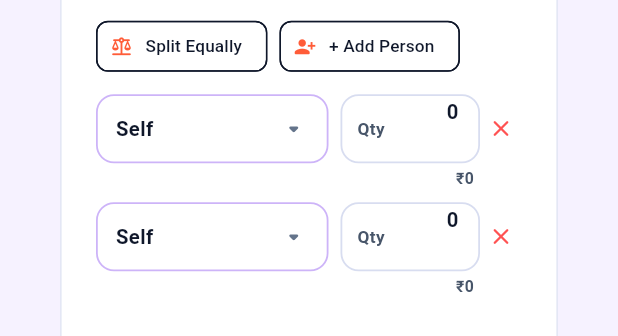
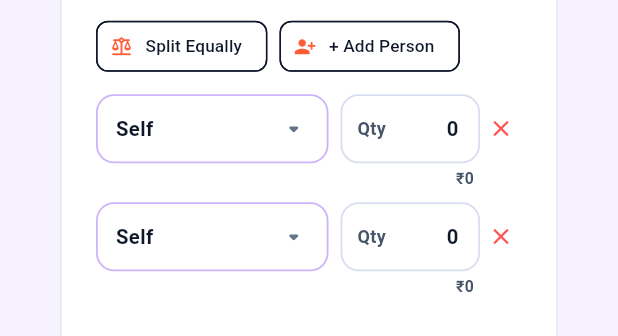
Before and after one commit to oprasannakumar/daily_finance_app, a Flutter app: the RemapItemSplitDialog widget shown alone on an empty page, opened directly with empty values, after a tap on "Split Equally", on a phone screen of 412 x 824 dp. Shown: the part 493-829 px from the top of the screen. Run offline on Flutter 3.47's test engine with Material 3 defaults, Android fonts, the phone set to English and light mode, and no system bars; our stand-ins replace file_picker, flutter_contacts, google_sign_in, image_picker, local_auth, pdf and 4 more; missing offline and left inert: google_mlkit_text_recognition, quick_actions; accounts and stored records are empty.

Commit message:
Center Qty text vertically inside input box (v1.0.2+2090)

```diff
--- a/lib/screens/invoice_manager_screen.dart
+++ b/lib/screens/invoice_manager_screen.dart
@@ -2351,6 +2351,7 @@ class _RemapItemSplitDialogState extends State<RemapItemSplitDialog> {
                             Container(
                               key: ValueKey('split_alloc_qty_$idx'),
                               height: 46,
+                              alignment: Alignment.center,
                               padding: const EdgeInsets.symmetric(horizontal: 10),
                               decoration: BoxDecoration(
                                 color: colors.inputBg,
@@ -2361,23 +2362,27 @@ class _RemapItemSplitDialogState extends State<RemapItemSplitDialog> {
                                 ),
                               ),
                               child: Row(
+                                crossAxisAlignment: CrossAxisAlignment.center,
                                 children: [
                                   Text(
                                     'Qty',
                                     style: TextStyle(
-                                      fontSize: 11.5,
+                                      fontSize: 12,
+                                      height: 1.2,
                                       fontWeight: FontWeight.w600,
                                       color: colors.textSecondary,
                                     ),
                                   ),
-                                  const SizedBox(width: 4),
+                                  const SizedBox(width: 6),
                                   Expanded(
                                     child: TextField(
                                       controller: _qtyCtrls[idx],
                                       keyboardType: const TextInputType.numberWithOptions(decimal: true),
                                       textAlign: TextAlign.right,
+                                      textAlignVertical: TextAlignVertical.center,
                                       style: TextStyle(
                                         fontSize: 13.5,
+                                        height: 1.2,
                                         fontWeight: FontWeight.bold,
                                         color: colors.textPrimary,
                                       ),
@@ -2385,9 +2390,11 @@ class _RemapItemSplitDialogState extends State<RemapItemSplitDialog> {
                                         hintText: '0',
                                         hintStyle: TextStyle(
                                           fontSize: 13,
+                                          height: 1.2,
                                           color: colors.textSecondary.withValues(alpha: 0.6),
                                         ),
-                                        isDense: true,
+                                        isCollapsed: true,
+                                        constraints: const BoxConstraints(minHeight: 0),
                                         filled: false,
                                         border: InputBorder.none,
                                         enabledBorder: InputBorder.none,
--- a/pubspec.yaml
+++ b/pubspec.yaml
@@ -16,7 +16,7 @@ publish_to: 'none' # Remove this line if you wish to publish to pub.dev
 # https://developer.apple.com/library/archive/documentation/General/Reference/InfoPlistKeyReference/Articles/CoreFoundationKeys.html
 # In Windows, build-name is used as the major, minor, and patch parts
 # of the product and file versions while build-number is used as the build suffix.
-version: 1.0.2+2089
+version: 1.0.2+2090
 
 environment:
   sdk: ">=3.7.0 <4.0.0"
```
Also changed, not shown: lib/widgets/payment_breakdown_card.dart (+6 -1 lines), 1 other file.
